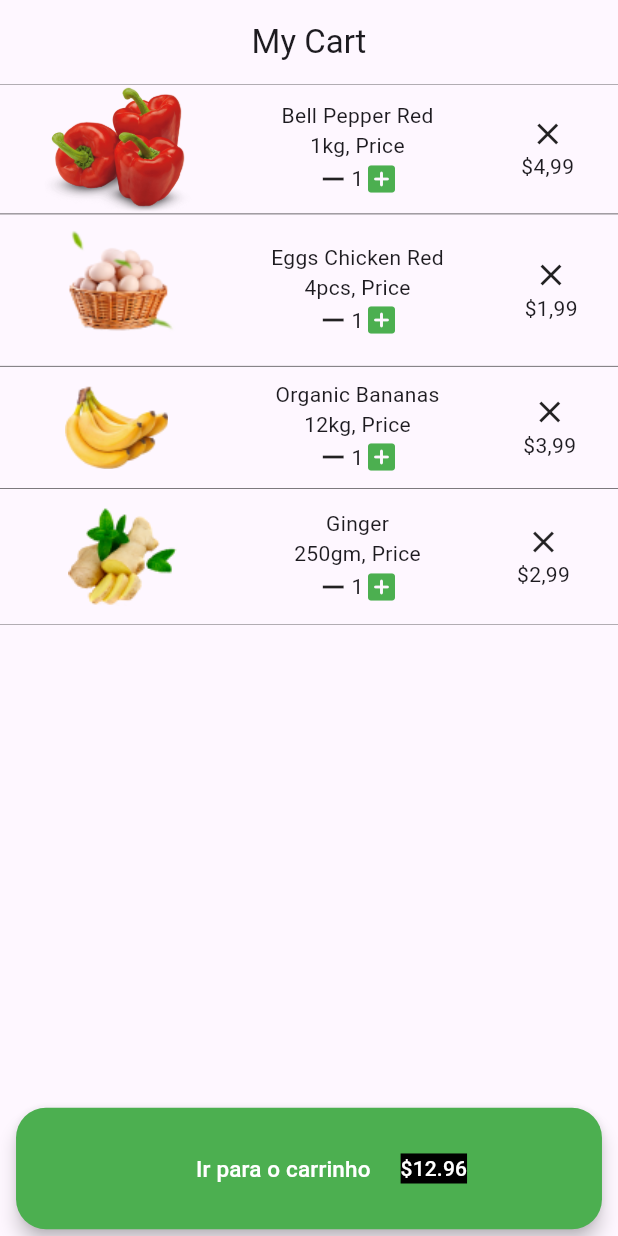
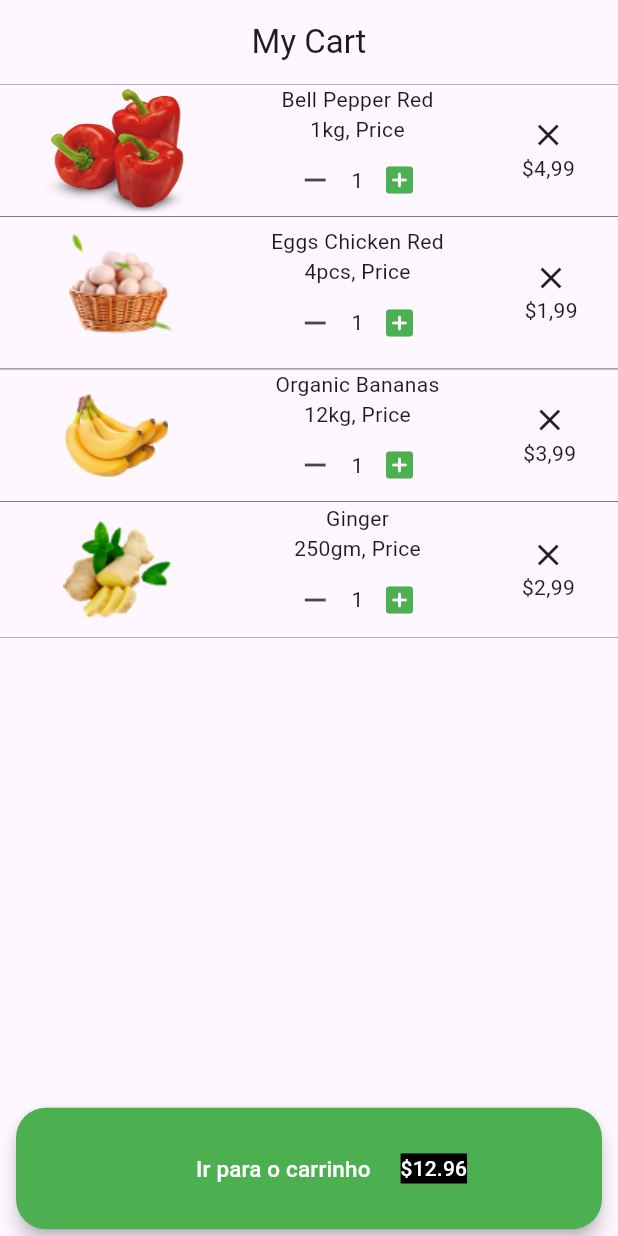
Before and after one commit to RuanVFeitosa/tela-carrinho, a Flutter app: the screen it shows after launch, on a phone screen of 412 x 824 dp. Run offline on Flutter 3.47's test engine with Material 3 defaults, Android fonts, the phone set to English and light mode, and no system bars.

Commit message:
Função dos botões

```diff
--- a/lib/widgets/eggs.dart
+++ b/lib/widgets/eggs.dart
@@ -22,16 +22,22 @@ class eggs extends StatelessWidget {
               ),
             ],
           ),
-          const Column(
+          Column(
             children: [
-              Text('Eggs Chicken Red'),
-              Text('4pcs, Price'),
+              const Text('Eggs Chicken Red'),
+              const Text('4pcs, Price'),
               Row(
                 mainAxisAlignment: MainAxisAlignment.spaceBetween,
                 children: [
-              Icon(Icons.remove),
-              Text("1"),
-              Icon(Icons.add_box_rounded, color: Colors.green,),
+              IconButton(
+                    onPressed: () {}, // Você precisa definir uma função para o onPressed
+                    icon: const Icon(Icons.remove),
+                  ),
+              const Text("1"),
+              IconButton(
+                    onPressed: () {}, // Você precisa definir uma função para o onPressed
+                    icon: const Icon(Icons.add_box_rounded, color: Colors.green,),
+                  ),
                 ]
               )
             ]
--- a/lib/widgets/fruits.dart
+++ b/lib/widgets/fruits.dart
@@ -22,16 +22,22 @@ class fruits extends StatelessWidget {
               ),
             ],
           ),
-          const Column(
+          Column(
             children: [
-              Text('Organic Bananas'),
-              Text('12kg, Price'),
+              const Text('Organic Bananas'),
+              const Text('12kg, Price'),
               Row(
                 mainAxisAlignment: MainAxisAlignment.spaceBetween,
                 children: [
-              Icon(Icons.remove),
-              Text("1"),
-              Icon(Icons.add_box_rounded, color: Colors.green,),
+              IconButton(
+                    onPressed: () {}, // Você precisa definir uma função para o onPressed
+                    icon: const Icon(Icons.remove),
+                  ),
+              const Text("1"),
+              IconButton(
+                    onPressed: () {}, // Você precisa definir uma função para o onPressed
+                    icon: const Icon(Icons.add_box_rounded, color: Colors.green,),
+                  ),
                 ]
               )
             ]
--- a/lib/widgets/ginger.dart
+++ b/lib/widgets/ginger.dart
@@ -22,16 +22,22 @@ class ginger extends StatelessWidget {
               ),
             ],
           ),
-          const Column(
+          Column(
             children: [
-              Text('Ginger'),
-              Text('250gm, Price'),
+              const Text('Ginger'),
+              const Text('250gm, Price'),
               Row(
                 mainAxisAlignment: MainAxisAlignment.spaceBetween,
                 children: [
-              Icon(Icons.remove),
-              Text("1"),
-              Icon(Icons.add_box_rounded, color: Colors.green,),
+               IconButton(
+                    onPressed: () {}, // Você precisa definir uma função para o onPressed
+                    icon: const Icon(Icons.remove),
+                  ),
+              const Text("1"),
+              IconButton(
+                    onPressed: () {}, // Você precisa definir uma função para o onPressed
+                    icon: const Icon(Icons.add_box_rounded, color: Colors.green,),
+                  ),
                 ]
               )
             ]
--- a/lib/widgets/pepper.dart
+++ b/lib/widgets/pepper.dart
@@ -22,16 +22,22 @@ class pepper extends StatelessWidget {
               ),
             ],
           ),
-          const Column(
+          Column(
             children: [
-              Text('Bell Pepper Red'),
-              Text('1kg, Price'),
+              const Text('Bell Pepper Red'),
+              const Text('1kg, Price'),
               Row(
                 mainAxisAlignment: MainAxisAlignment.spaceBetween,
                 children: [
-              Icon(Icons.remove),
-              Text("1"),
-              Icon(Icons.add_box_rounded, color: Colors.green,),
+               IconButton(
+                    onPressed: () {}, // Você precisa definir uma função para o onPressed
+                    icon: const Icon(Icons.remove),
+                  ),
+              const Text("1"),
+              IconButton(
+                    onPressed: () {}, // Você precisa definir uma função para o onPressed
+                    icon: const Icon(Icons.add_box_rounded, color: Colors.green,),
+                  ),
                 ]
               )
             ]
```
